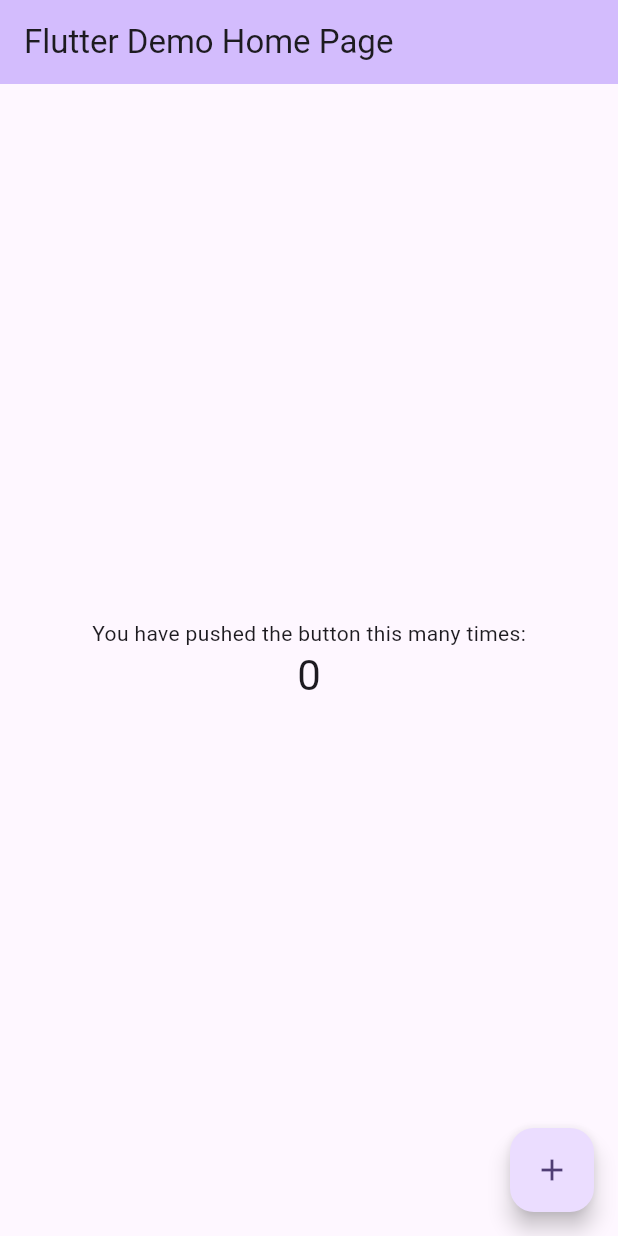
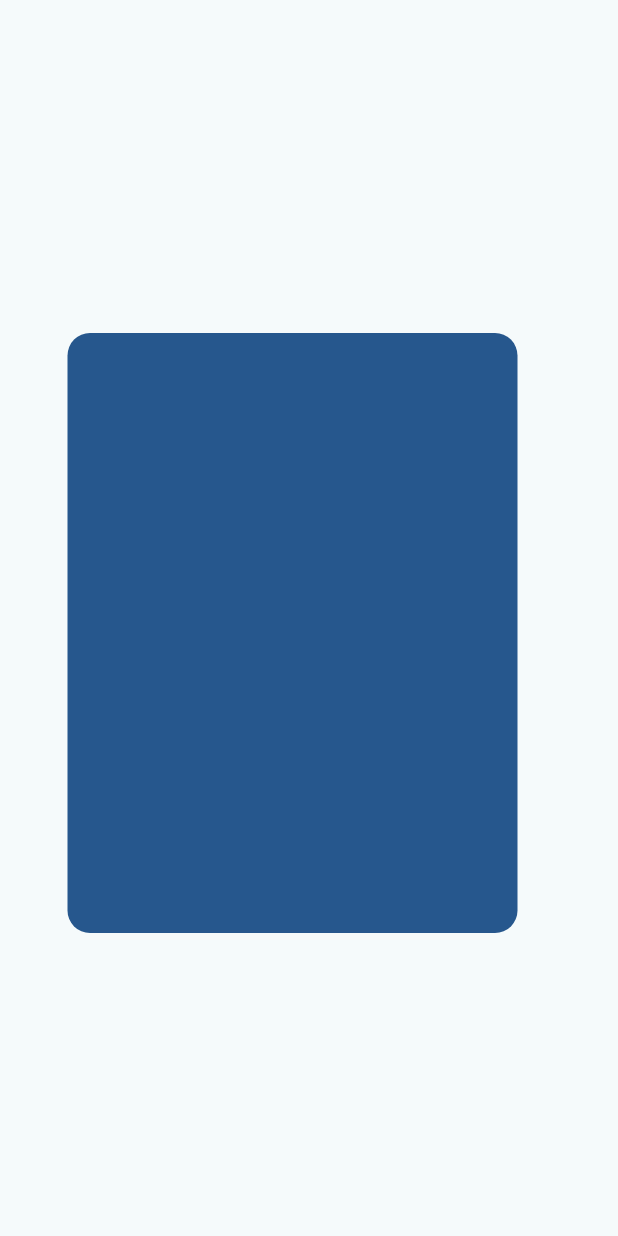
Before and after one commit to digitaloom/Mobile, a Flutter app: the screen it shows after launch, on a phone screen of 412 x 824 dp. Run offline on Flutter 3.47's test engine with Material 2 defaults, Android fonts, the phone set to English and light mode, and no system bars.

Commit message:
Membuat Halaman Login

```diff
--- a/bank_bogor/lib/main.dart
+++ b/bank_bogor/lib/main.dart
@@ -1,3 +1,4 @@
+import 'package:bank_bogor/view/login/login_screen.dart';
 import 'package:flutter/material.dart';
 
 void main() {
@@ -11,115 +12,13 @@ class MyApp extends StatelessWidget {
   @override
   Widget build(BuildContext context) {
     return MaterialApp(
-      title: 'Flutter Demo',
+      title: 'Bank Kota Bogor',
       theme: ThemeData(
-        // This is the theme of your application.
-        //
-        // TRY THIS: Try running your application with "flutter run". You'll see
-        // the application has a blue toolbar. Then, without quitting the app,
-        // try changing the seedColor in the colorScheme below to Colors.green
-        // and then invoke "hot reload" (save your changes or press the "hot
-        // reload" button in a Flutter-supported IDE, or press "r" if you used
-        // the command line to start the app).
-        //
-        // Notice that the counter didn't reset back to zero; the application
-        // state is not lost during the reload. To reset the state, use hot
-        // restart instead.
-        //
-        // This works for code too, not just values: Most code changes can be
-        // tested with just a hot reload.
-        colorScheme: ColorScheme.fromSeed(seedColor: Colors.deepPurple),
+        colorScheme: ColorScheme.fromSeed(seedColor: Colors.white),
         useMaterial3: true,
       ),
-      home: const MyHomePage(title: 'Flutter Demo Home Page'),
+      debugShowCheckedModeBanner: false,
+      home: const Login(),
     );
   }
 }
-
-class MyHomePage extends StatefulWidget {
-  const MyHomePage({super.key, required this.title});
-
-  // This widget is the home page of your application. It is stateful, meaning
-  // that it has a State object (defined below) that contains fields that affect
-  // how it looks.
-
-  // This class is the configuration for the state. It holds the values (in this
-  // case the title) provided by the parent (in this case the App widget) and
-  // used by the build method of the State. Fields in a Widget subclass are
-  // always marked "final".
-
-  final String title;
-
-  @override
-  State<MyHomePage> createState() => _MyHomePageState();
-}
-
-class _MyHomePageState extends State<MyHomePage> {
-  int _counter = 0;
-
-  void _incrementCounter() {
-    setState(() {
-      // This call to setState tells the Flutter framework that something has
-      // changed in this State, which causes it to rerun the build method below
-      // so that the display can reflect the updated values. If we changed
-      // _counter without calling setState(), then the build method would not be
-      // called again, and so nothing would appear to happen.
-      _counter++;
-    });
-  }
-
-  @override
-  Widget build(BuildContext context) {
-    // This method is rerun every time setState is called, for instance as done
-    // by the _incrementCounter method above.
-    //
-    // The Flutter framework has been optimized to make rerunning build methods
-    // fast, so that you can just rebuild anything that needs updating rather
-    // than having to individually change instances of widgets.
-    return Scaffold(
-      appBar: AppBar(
-        // TRY THIS: Try changing the color here to a specific color (to
-        // Colors.amber, perhaps?) and trigger a hot reload to see the AppBar
-        // change color while the other colors stay the same.
-        backgroundColor: Theme.of(context).colorScheme.inversePrimary,
-        // Here we take the value from the MyHomePage object that was created by
-        // the App.build method, and use it to set our appbar title.
-        title: Text(widget.title),
-      ),
-      body: Center(
-        // Center is a layout widget. It takes a single child and positions it
-        // in the middle of the parent.
-        child: Column(
-          // Column is also a layout widget. It takes a list of children and
-          // arranges them vertically. By default, it sizes itself to fit its
-          // children horizontally, and tries to be as tall as its parent.
-          //
-          // Column has various properties to control how it sizes itself and
-          // how it positions its children. Here we use mainAxisAlignment to
-          // center the children vertically; the main axis here is the vertical
-          // axis because Columns are vertical (the cross axis would be
-          // horizontal).
-          //
-          // TRY THIS: Invoke "debug painting" (choose the "Toggle Debug Paint"
-          // action in the IDE, or press "p" in the console), to see the
-          // wireframe for each widget.
-          mainAxisAlignment: MainAxisAlignment.center,
-          children: <Widget>[
-            const Text(
-              'You have pushed the button this many times:',
-            ),
-            Text(
-              '$_counter',
-              style: Theme.of(context).textTheme.headlineMedium,
-            ),
-          ],
-        ),
-      ),
-      floatingActionButton: FloatingActionButton(
-        onPressed: _incrementCounter,
-        tooltip: 'Increment',
-        child: const Icon(Icons.add),
-      ), // This trailing comma makes auto-formatting nicer for build methods.
-    );
-  }
-}
--- /dev/null
+++ b/bank_bogor/lib/view/login/login_screen.dart
@@ -0,0 +1,33 @@
+import 'package:flutter/material.dart';
+
+class Login extends StatefulWidget {
+  const Login({super.key});
+
+  @override
+  State<Login> createState() => _LoginState();
+}
+
+class _LoginState extends State<Login> {
+  @override
+  Widget build(BuildContext context) {
+    return Scaffold(
+      body: SingleChildScrollView(
+        child: Padding(
+          padding:
+              const EdgeInsets.only(left: 45, right: 45, top: 222, bottom: 222),
+          child: Column(
+            children: [
+              Container(
+                width: 300,
+                height: 400,
+                decoration: BoxDecoration(
+                    borderRadius: BorderRadius.circular(15),
+                    color: const Color(0xe50e4480)),
+              )
+            ],
+          ),
+        ),
+      ),
+    );
+  }
+}
```
